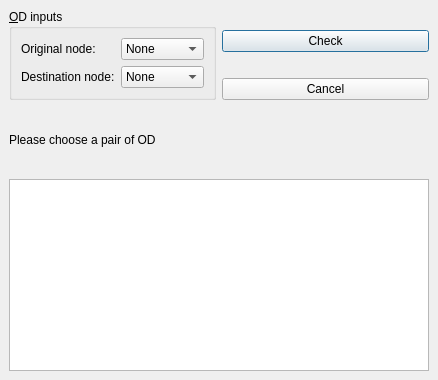
Old version of the form branches/busmezzo/mezzoAnalyzer/ui/odcheckdlg.ui in the repository OdedCats/mezzo.
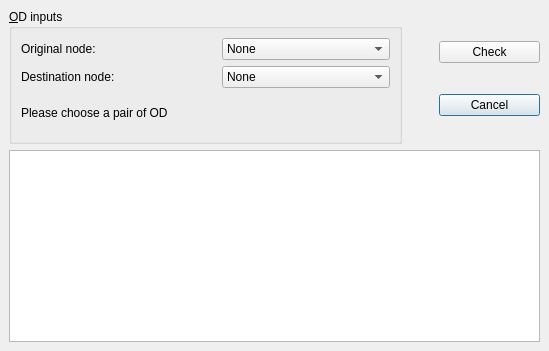
New version of the form.

The edit to the form file:
```diff
--- a/branches/busmezzo/mezzoAnalyzer/ui/odcheckdlg.ui
+++ b/branches/busmezzo/mezzoAnalyzer/ui/odcheckdlg.ui
@@ -5,8 +5,8 @@
    <rect>
     <x>0</x>
     <y>0</y>
-    <width>438</width>
-    <height>380</height>
+    <width>549</width>
+    <height>351</height>
    </rect>
   </property>
   <property name="windowTitle" >
@@ -19,26 +19,82 @@
    <property name="spacing" >
     <number>6</number>
    </property>
-   <item row="1" column="0" >
+   <item row="0" column="2" >
+    <spacer>
+     <property name="orientation" >
+      <enum>Qt::Vertical</enum>
+     </property>
+     <property name="sizeHint" >
+      <size>
+       <width>101</width>
+       <height>20</height>
+      </size>
+     </property>
+    </spacer>
+   </item>
+   <item row="4" column="2" >
+    <spacer>
+     <property name="orientation" >
+      <enum>Qt::Vertical</enum>
+     </property>
+     <property name="sizeHint" >
+      <size>
+       <width>101</width>
+       <height>28</height>
+      </size>
+     </property>
+    </spacer>
+   </item>
+   <item row="3" column="2" >
+    <widget class="QPushButton" name="cancelButton" >
+     <property name="text" >
+      <string>Cancel</string>
+     </property>
+    </widget>
+   </item>
+   <item row="2" column="2" >
+    <spacer>
+     <property name="orientation" >
+      <enum>Qt::Vertical</enum>
+     </property>
+     <property name="sizeHint" >
+      <size>
+       <width>101</width>
+       <height>20</height>
+      </size>
+     </property>
+    </spacer>
+   </item>
+   <item row="1" column="2" >
+    <widget class="QPushButton" name="CheckButton" >
+     <property name="text" >
+      <string>Check</string>
+     </property>
+     <property name="checkable" >
+      <bool>true</bool>
+     </property>
+     <property name="default" >
+      <bool>false</bool>
+     </property>
+    </widget>
+   </item>
+   <item row="5" column="0" colspan="3" >
     <widget class="QTableView" name="ODTableView" />
    </item>
-   <item row="0" column="0" >
-    <layout class="QVBoxLayout" >
-     <property name="margin" >
-      <number>0</number>
+   <item rowspan="5" row="0" column="1" >
+    <spacer>
+     <property name="orientation" >
+      <enum>Qt::Horizontal</enum>
      </property>
-     <property name="spacing" >
-      <number>6</number>
+     <property name="sizeHint" >
+      <size>
+       <width>31</width>
+       <height>131</height>
+      </size>
      </property>
-     <item>
-      <layout class="QHBoxLayout" >
-       <property name="margin" >
-        <number>0</number>
-       </property>
-       <property name="spacing" >
-        <number>6</number>
-       </property>
-       <item>
+    </spacer>
+   </item>
+   <item rowspan="5" row="0" column="0" >
         <widget class="QGroupBox" name="group1" >
          <property name="title" >
           <string>&amp;OD inputs</string>
@@ -50,7 +106,46 @@
           <property name="spacing" >
            <number>6</number>
           </property>
+      <item row="2" column="2" >
+       <spacer>
+        <property name="orientation" >
+         <enum>Qt::Horizontal</enum>
+        </property>
+        <property name="sizeHint" >
+         <size>
+          <width>171</width>
+          <height>20</height>
+         </size>
+        </property>
+       </spacer>
+      </item>
           <item row="1" column="1" >
+       <spacer>
+        <property name="orientation" >
+         <enum>Qt::Horizontal</enum>
+        </property>
+        <property name="sizeHint" >
+         <size>
+          <width>51</width>
+          <height>20</height>
+         </size>
+        </property>
+       </spacer>
+      </item>
+      <item row="0" column="1" >
+       <spacer>
+        <property name="orientation" >
+         <enum>Qt::Horizontal</enum>
+        </property>
+        <property name="sizeHint" >
+         <size>
+          <width>51</width>
+          <height>20</height>
+         </size>
+        </property>
+       </spacer>
+      </item>
+      <item row="1" column="2" >
            <widget class="QComboBox" name="destcomb" >
             <item>
              <property name="text" >
@@ -59,11 +154,13 @@
             </item>
            </widget>
           </item>
-          <item row="1" column="0" >
-           <widget class="QLabel" name="Dlabel" >
+      <item row="0" column="2" >
+       <widget class="QComboBox" name="origcomb" >
+        <item>
             <property name="text" >
-             <string>Destination node:</string>
-            </property>
+          <string>None</string>
+         </property>
+        </item>
            </widget>
           </item>
           <item row="0" column="0" >
@@ -73,107 +170,22 @@
             </property>
            </widget>
           </item>
-          <item row="0" column="1" >
-           <widget class="QComboBox" name="origcomb" >
-            <item>
+      <item row="1" column="0" >
+       <widget class="QLabel" name="Dlabel" >
              <property name="text" >
-              <string>None</string>
-             </property>
-            </item>
-           </widget>
-          </item>
-         </layout>
-        </widget>
-       </item>
-       <item>
-        <layout class="QVBoxLayout" >
-         <property name="margin" >
-          <number>0</number>
-         </property>
-         <property name="spacing" >
-          <number>6</number>
-         </property>
-         <item>
-          <spacer>
-           <property name="orientation" >
-            <enum>Qt::Vertical</enum>
-           </property>
-           <property name="sizeHint" >
-            <size>
-             <width>21</width>
-             <height>16</height>
-            </size>
-           </property>
-          </spacer>
-         </item>
-         <item>
-          <widget class="QPushButton" name="CheckButton" >
-           <property name="text" >
-            <string>Check</string>
-           </property>
-           <property name="checkable" >
-            <bool>true</bool>
-           </property>
-           <property name="default" >
-            <bool>false</bool>
-           </property>
-          </widget>
-         </item>
-         <item>
-          <spacer>
-           <property name="orientation" >
-            <enum>Qt::Vertical</enum>
-           </property>
-           <property name="sizeHint" >
-            <size>
-             <width>20</width>
-             <height>16</height>
-            </size>
-           </property>
-          </spacer>
-         </item>
-         <item>
-          <widget class="QPushButton" name="cancelButton" >
-           <property name="text" >
-            <string>Cancel</string>
-           </property>
-          </widget>
-         </item>
-        </layout>
-       </item>
-      </layout>
-     </item>
-     <item>
-      <layout class="QHBoxLayout" >
-       <property name="margin" >
-        <number>0</number>
-       </property>
-       <property name="spacing" >
-        <number>6</number>
-       </property>
-       <item>
+         <string>Destination node:</string>
+        </property>
+       </widget>
+      </item>
+      <item row="2" column="0" >
         <widget class="QLabel" name="infolabel" >
          <property name="text" >
           <string>Please choose a pair of OD</string>
          </property>
         </widget>
        </item>
-       <item>
-        <spacer>
-         <property name="orientation" >
-          <enum>Qt::Vertical</enum>
-         </property>
-         <property name="sizeHint" >
-          <size>
-           <width>61</width>
-           <height>31</height>
-          </size>
-         </property>
-        </spacer>
-       </item>
-      </layout>
-     </item>
-    </layout>
+     </layout>
+    </widget>
    </item>
   </layout>
  </widget>
```
Lines whose indentation alone changed are shown as unchanged.
